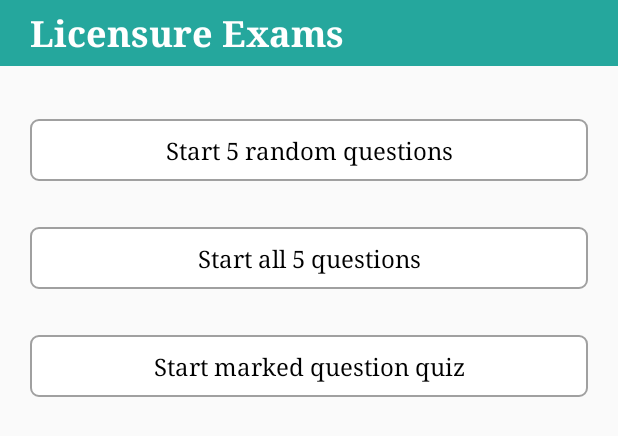
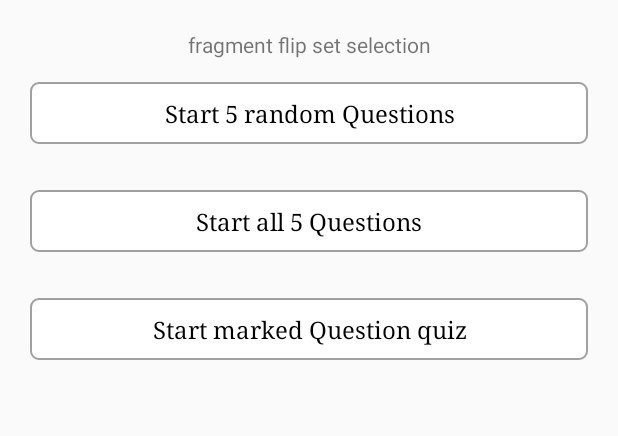
Before and after one commit to preetkewl/licensureExam, an Android app: the layout fragment_flip_set_selection.xml on its own in the app's theme, with its tools: preview values and no code run, on a phone screen of 412 x 824 dp. Shown: the top 436 px of the screen. Run offline under Robolectric (Android 15) with nearby library versions, the phone set to English and light mode, and no system bars.

Commit message:
added fragments of flipcard and fragemnt navigation bugs fixed

```diff
--- a/app/build.gradle
+++ b/app/build.gradle
@@ -4,7 +4,7 @@ android {
     compileSdkVersion 28
     defaultConfig {
         applicationId "com.crcexam.android"
-        minSdkVersion 15
+        minSdkVersion 19
         targetSdkVersion 28
         versionCode 1
         versionName "1.0"
--- a/app/src/main/java/com/crcexam/android/UI/fragments/HomeFragment.java
+++ b/app/src/main/java/com/crcexam/android/UI/fragments/HomeFragment.java
@@ -159,7 +159,7 @@ public class HomeFragment extends Fragment implements RecyclerviewClickListner,
         try {
             JSONObject object = new JSONObject(response);
             if (object.getString("contentType").equalsIgnoreCase("FlipSet")) {
-                loadFragment(new FlipSetSelectionFragment());
+                loadFragment(new SetSelectionFragment());
                 //startActivity(new Intent(getActivity(), FlipSetSelectionActivity.class).putExtra("data", response));
 
             } else {
--- a/app/src/main/java/com/crcexam/android/UI/fragments/SelectionFragment.java
+++ b/app/src/main/java/com/crcexam/android/UI/fragments/SelectionFragment.java
@@ -85,7 +85,7 @@ public class SelectionFragment extends Fragment implements View.OnClickListener,
     }
 
     private void setFontStyle() {
-        ((TextView) rootView.findViewById(R.id.tv_testName)).setTypeface(Utility.setFontStyle(mContext, Constant.FontStyle.Roboto_Bold));
+        //((TextView) rootView.findViewById(R.id.tv_testName)).setTypeface(Utility.setFontStyle(mContext, Constant.FontStyle.Roboto_Bold));
         //((TextView) rootView.findViewById(R.id.tv_title)).setTypeface(Utility.setFontStyle(mContext, Constant.FontStyle.Roboto_Bold));
         ((TextView) rootView.findViewById(R.id.tv_selection_one)).setTypeface(Utility.setFontStyle(mContext, Constant.FontStyle.Roboto_Light));
         ((TextView) rootView.findViewById(R.id.tv_selection_two)).setTypeface(Utility.setFontStyle(mContext, Constant.FontStyle.Roboto_Light));
@@ -101,7 +101,8 @@ public class SelectionFragment extends Fragment implements View.OnClickListener,
                 JSONObject object = new JSONObject(bundleStr);
                 getAllExamList(object.getInt("id"));
                 listner();
-                ((TextView) rootView.findViewById(R.id.tv_testName)).setText(object.getString("displayName"));
+                ((TextView) getActivity().findViewById(R.id.tv_title)).setText(object.getString("displayName"));
+               // ((TextView) rootView.findViewById(R.id.tv_testName)).setText(object.getString("displayName"));
             }
 
         } catch (Exception e) {
--- a/app/src/main/res/layout/fragment_flip_set_selection.xml
+++ b/app/src/main/res/layout/fragment_flip_set_selection.xml
@@ -11,7 +11,7 @@
 -->
 
 
-    <TextView
+    <!--<TextView
         android:id="@+id/tv_testName"
         android:layout_width="match_parent"
         android:layout_height="wrap_content"
@@ -20,12 +20,13 @@
         android:background="@color/colorPrimary"
         android:paddingLeft="@dimen/margin_20"
         android:paddingTop="@dimen/margin_05"
+        android:gravity="center"
         android:paddingBottom="@dimen/margin_05"
         android:text="@string/app_name"
         android:textColor="@color/colorWhite"
         android:textSize="@dimen/font_size_24"
         android:textStyle="bold"
-        android:typeface="serif" />
+        android:typeface="serif" />-->
 
     <LinearLayout
         android:layout_width="match_parent"
@@ -33,6 +34,13 @@
         android:layout_margin="@dimen/margin_20"
         android:orientation="vertical">
 
+
+        <TextView
+            android:id="@+id/textView"
+            android:layout_width="match_parent"
+            android:gravity="center"
+            android:layout_height="wrap_content"
+            android:text="fragment flip set selection" />
 
         <TextView
             android:id="@+id/tv_selection_one"
@@ -43,7 +51,7 @@
             android:background="@drawable/shape_black_border"
             android:gravity="center"
             android:padding="@dimen/padding_10"
-            android:text="Start 5 random questions"
+            android:text="Start 5 random Questions"
             android:textColor="@color/colorBlack"
             android:textSize="@dimen/font_size_regular"
             android:typeface="serif" />
@@ -57,7 +65,7 @@
             android:background="@drawable/shape_black_border"
             android:gravity="center"
             android:padding="@dimen/padding_10"
-            android:text="Start all 5 questions"
+            android:text="Start all 5 Questions"
             android:textColor="@color/colorBlack"
             android:textSize="@dimen/font_size_regular"
             android:typeface="serif" />
@@ -72,7 +80,7 @@
             android:background="@drawable/shape_black_border"
             android:gravity="center"
             android:padding="@dimen/padding_10"
-            android:text="Start marked question quiz"
+            android:text="Start marked Question quiz"
             android:textColor="@color/colorBlack"
             android:textSize="@dimen/font_size_regular"
             android:typeface="serif" />
--- a/app/src/main/res/layout/fragment_multiple_select_qst_count.xml
+++ b/app/src/main/res/layout/fragment_multiple_select_qst_count.xml
@@ -5,6 +5,12 @@
     android:layout_height="match_parent"
     android:orientation="vertical"
     >
+
+    <TextView
+        android:layout_width="match_parent"
+        android:layout_height="wrap_content"
+        android:gravity="center"
+        android:text="MultipleSelectQstCountFragment"/>
 
     <android.support.v7.widget.RecyclerView
         android:id="@+id/rv_homelist"
```
Also changed, not shown: app/src/main/java/com/crcexam/android/UI/dashboard/DashboardActivity.java (+8 -1 lines), app/src/main/java/com/crcexam/android/UI/fragments/FlipQuestionListFragment.java (+19 -10 lines), app/src/main/java/com/crcexam/android/UI/fragments/MultiOptionQuestionListFragment.java (+8 -4 lines), app/src/main/java/com/crcexam/android/UI/fragments/MultipleSelectQstCountFragment.java (+6 -5 lines), app/src/main/java/com/crcexam/android/UI/fragments/SetSelectionFragment.java (renamed from app/src/main/java/com/crcexam/android/UI/fragments/FlipSetSelectionFragment.java, +26 -11 lines), app/src/main/java/com/crcexam/android/utils/Utility.java (+23 -0 lines), app/src/main/res/layout/fragment_flip_question_list.xml (+4 -3 lines), app/src/main/res/layout/fragment_multi_option_question_list.xml (+9 -1 lines), app/src/main/res/layout/fragment_selection.xml (+7 -0 lines), 9 other files.
